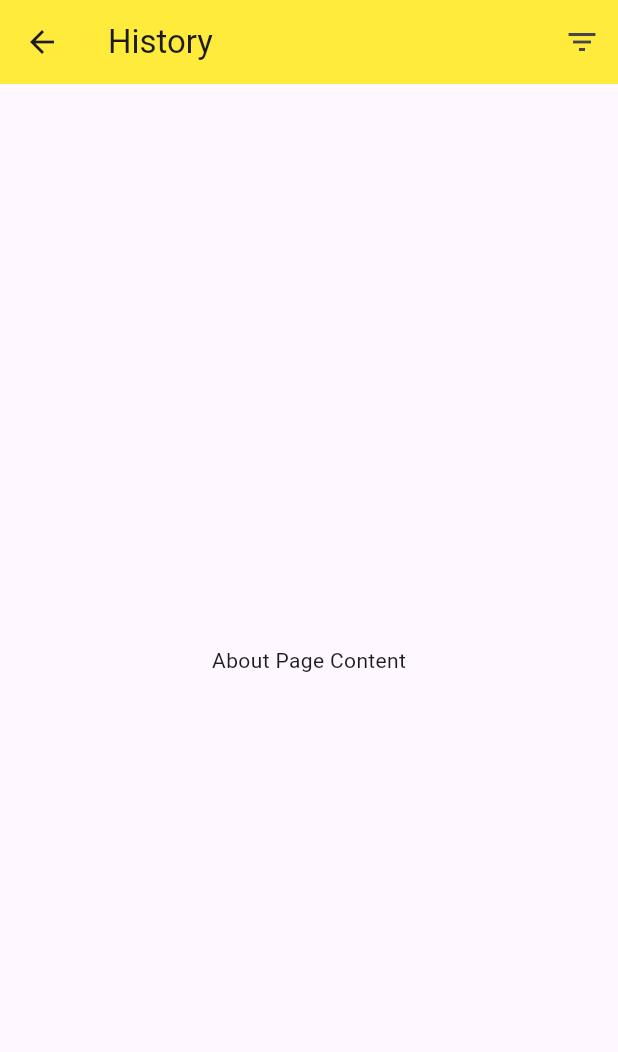
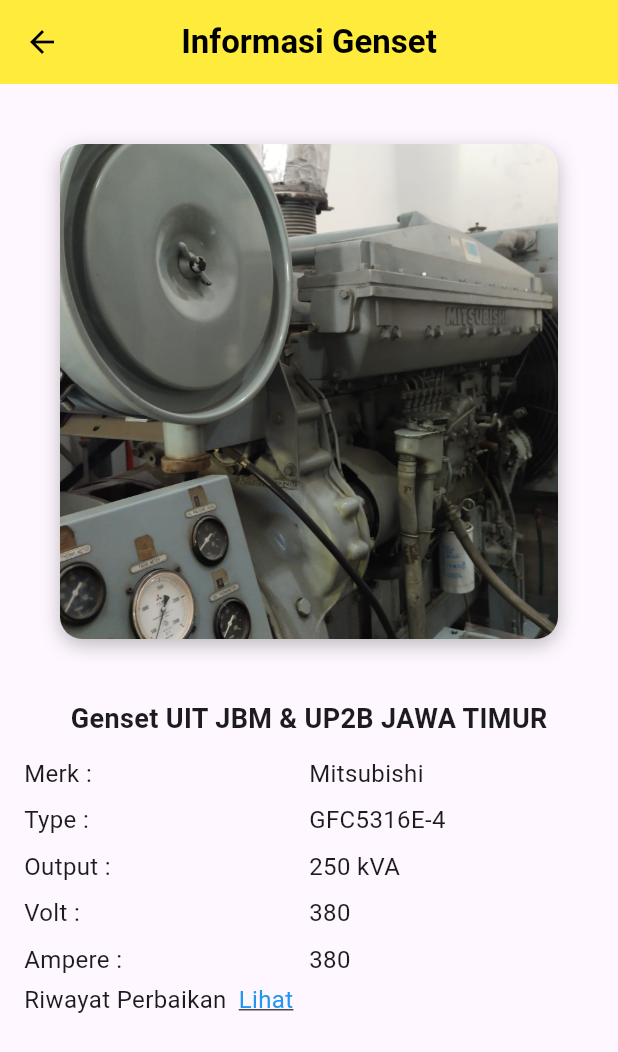
Before and after one commit to alvianfirdaus/Fuel-Information, a Flutter app: the DashboardPage screen opened by its route, item 2 of the bottom bar chosen, after a tap on "Informasi Genset", on a phone screen of 412 x 824 dp. Shown: the top 1052 px of the screen. Run offline on Flutter 3.47's test engine with Material 3 defaults, Android fonts, the phone set to English and light mode, and no system bars; our stand-ins replace firebase_core, firebase_database, google_fonts; accounts and stored records are empty.

Commit message:
tentang genset up

```diff
--- a/up2btangki/lib/pages/dashboard.dart
+++ b/up2btangki/lib/pages/dashboard.dart
@@ -2,6 +2,7 @@
 import 'package:firebase_database/firebase_database.dart';
 import 'package:up2btangki/pages/history.dart';
 import 'package:up2btangki/pages/info.dart';
+import 'dart:io'; // Add this import
 
 class DashboardPage extends StatefulWidget {
   @override
@@ -42,7 +43,12 @@
 
   @override
   Widget build(BuildContext context) {
-    return Scaffold(
+    return WillPopScope(
+      onWillPop: () async {
+        exit(0); // Exits the application
+        return false;
+      },
+      child: Scaffold(
         backgroundColor: Colors.white,
         body: Stack(
           children: [
@@ -217,7 +223,7 @@
                         ),
                         child: ElevatedButton(
                           onPressed: () {
-                          Navigator.pushReplacement(
+                            Navigator.push(
                               context,
                               MaterialPageRoute(builder: (context) => HistoryPage()),
                             );
@@ -296,13 +302,14 @@
           selectedItemColor: Colors.yellow,
           onTap: (index) {
             if (index == 1) {
-            Navigator.pushReplacement(
+              Navigator.push(
                 context,
                 MaterialPageRoute(builder: (context) => InfoPage()),
               );
             }
           },
         ),
+      ),
     );
   }
 }
--- a/up2btangki/lib/pages/genset.dart
+++ b/up2btangki/lib/pages/genset.dart
@@ -1,58 +1,131 @@
-import 'package:flutter/material.dart';  // Perbaikan impor
+import 'package:flutter/material.dart';
 import 'package:up2btangki/pages/info.dart';
 
-class GensetPage extends StatefulWidget {
-  @override
-  _GensetPageState createState() => _GensetPageState();
-}
-
-class _GensetPageState extends State<GensetPage> {
-  void _showSortOptions() {
-    // Logika untuk menampilkan opsi penyortiran
-    showModalBottomSheet(
-      context: context,
-      builder: (BuildContext context) {
-        return Column(
-          mainAxisSize: MainAxisSize.min,
-          children: <Widget>[
-            ListTile(
-              leading: Icon(Icons.sort_by_alpha),
-              title: Text('Sort by Name'),
-              onTap: () {
-                // Aksi untuk penyortiran berdasarkan nama
-                Navigator.pop(context);
-              },
-            ),
-            ListTile(
-              leading: Icon(Icons.sort),
-              title: Text('Sort by Date'),
-              onTap: () {
-                // Aksi untuk penyortiran berdasarkan tanggal
-                Navigator.pop(context);
-              },
-            ),
-          ],
-        );
-      },
-    );
-  }
-
+class GensetPage extends StatelessWidget {
   @override
   Widget build(BuildContext context) {
     return Scaffold(
       appBar: AppBar(
-        title: Text('History'),
-        backgroundColor: Colors.yellow,
-        actions: [
-          IconButton(
-            icon: Icon(Icons.filter_list),
-            onPressed: _showSortOptions,
+        backgroundColor: Colors.yellow, // Set AppBar background color to yellow
+        title: Text(
+          'Informasi Genset',
+          style: TextStyle(
+            color: Colors.black, // Text color
+            fontWeight: FontWeight.bold, // Make text bold
           ),
-        ],
+        ),
+        centerTitle: true, // Center the title text
+        leading: IconButton(
+          icon: Icon(Icons.arrow_back, color: Colors.black), // Icon color to match the text
+          onPressed: () {
+            Navigator.of(context).pop();
+          },
+        ),
       ),
-      body: Center(
-        child: Text('About Page Content'),
+      body: SingleChildScrollView(
+        child: Column(
+          children: [
+            Container(
+              margin: EdgeInsets.all(40.0),
+              width: double.infinity, // Make the image container take up the full width
+              decoration: BoxDecoration(
+                borderRadius: BorderRadius.circular(15.0), // Rounded corners
+                boxShadow: [
+                  BoxShadow(
+                    color: Colors.black26, // Shadow color
+                    blurRadius: 10.0, // Shadow blur radius
+                    offset: Offset(0, 4), // Shadow offset
+                  ),
+                ],
+              ),
+              child: ClipRRect(
+                borderRadius: BorderRadius.circular(15.0), // Apply same rounded corners
+                child: Image.asset(
+                  'assets/images/genset.jpg', // Replace with your image asset
+                  fit: BoxFit.cover, // Ensure the image covers the container
+                  width: 330, // Set the width
+                  height: 330, // Set the height
+                ),
+              ),
+            ),
+            Padding(
+              padding: const EdgeInsets.symmetric(horizontal: 16.0),
+              child: Column(
+                crossAxisAlignment: CrossAxisAlignment.start,
+                children: [
+                  Center( // Center the text
+                    child: Text(
+                      'Genset UIT JBM & UP2B JAWA TIMUR',
+                      style: TextStyle(
+                        fontSize: 18,
+                        fontWeight: FontWeight.bold,
+                      ),
+                    ),
+                  ),
+                  SizedBox(height: 8),
+                  GensetInfoRow(label: 'Merk', value: 'Mitsubishi'),
+                  GensetInfoRow(label: 'Type', value: 'GFC5316E-4'),
+                  GensetInfoRow(label: 'Output', value: '250 kVA'),
+                  GensetInfoRow(label: 'Volt', value: '380'),
+                  GensetInfoRow(label: 'Ampere', value: '380'),
+                  Row(
+                    children: [
+                      Text(
+                        'Riwayat Perbaikan',
+                        style: TextStyle(fontSize: 16),
+                      ),
+                      SizedBox(width: 8),
+                      InkWell(
+                        onTap: () {
+                          // Handle tap
+                        },
+                        child: Text(
+                          'Lihat',
+                          style: TextStyle(
+                            fontSize: 16,
+                            color: Colors.blue,
+                            decoration: TextDecoration.underline,
+                          ),
+                        ),
+                      ),
+                    ],
+                  ),
+                ],
+              ),
+            ),
+          ],
+        ),
       ),
     );
   }
 }
+
+class GensetInfoRow extends StatelessWidget {
+  final String label;
+  final String value;
+
+  GensetInfoRow({required this.label, required this.value});
+
+  @override
+  Widget build(BuildContext context) {
+    return Padding(
+      padding: const EdgeInsets.symmetric(vertical: 4.0),
+      child: Row(
+        children: [
+          Expanded(
+            child: Text(
+              '$label :',
+              style: TextStyle(fontSize: 16),
+            ),
+          ),
+          Expanded(
+            child: Text(
+              value,
+              style: TextStyle(fontSize: 16),
+            ),
+          ),
+        ],
+      ),
+    );
+  }
+}
--- a/up2btangki/lib/pages/info.dart
+++ b/up2btangki/lib/pages/info.dart
@@ -28,7 +28,7 @@
         selectedItemColor: Colors.yellow,
         onTap: (int index) {
           if (index == 0) {
-            Navigator.pushReplacement(
+            Navigator.push(
               context,
               MaterialPageRoute(builder: (context) => DashboardPage()),
             );
--- a/up2btangki/lib/pages/login.dart
+++ b/up2btangki/lib/pages/login.dart
@@ -1,6 +1,6 @@
 import 'package:flutter/material.dart';
 import 'package:firebase_database/firebase_database.dart';
-import 'package:up2btangki/routes/routes.dart';
+import 'package:up2btangki/pages/dashboard.dart';
 
 class LoginScreen extends StatelessWidget {
   @override
@@ -67,7 +67,10 @@
     if (snapshot.exists) {
       final int token = snapshot.value as int;
       if (token == int.parse(_codeController.text)) {
-        Navigator.pushReplacementNamed(context, Routes.dashboard);
+        Navigator.pushReplacement(
+          context,
+          MaterialPageRoute(builder: (context) => DashboardPage()),
+        );
       } else {
         ScaffoldMessenger.of(context).showSnackBar(SnackBar(content: Text('Kode akses salah')));
       }
```
Also changed, not shown: up2btangki/assets/images/genset.jpg (added), up2btangki/assets/images/genset.png (added). Lines whose indentation alone changed are shown as unchanged.
